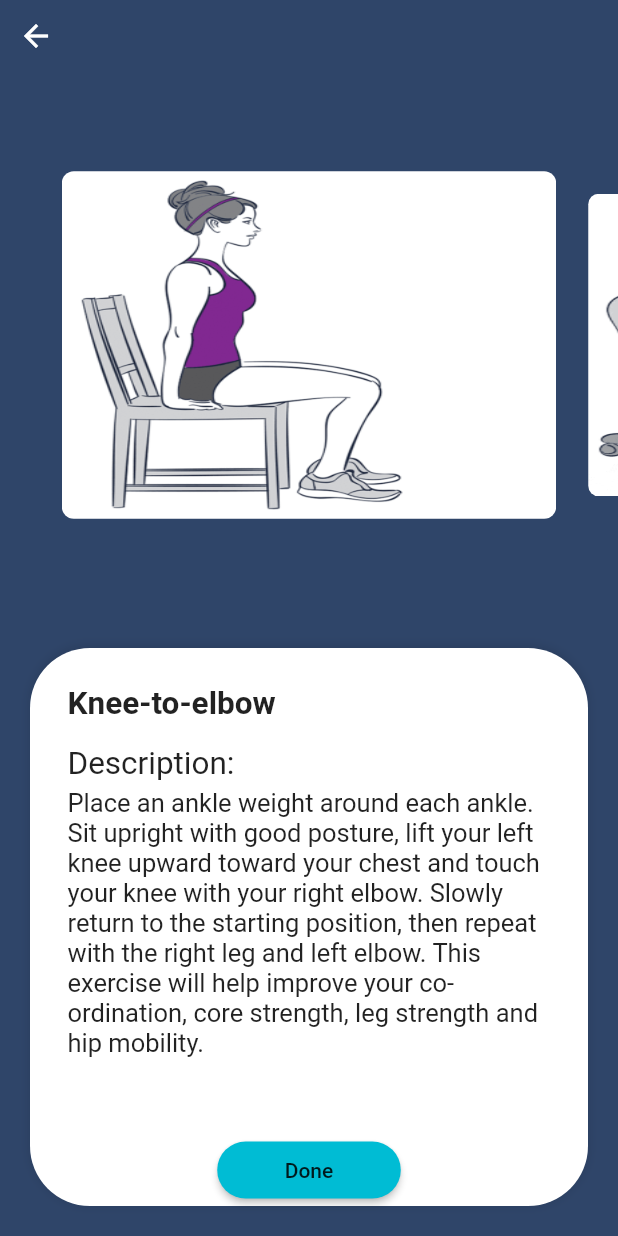
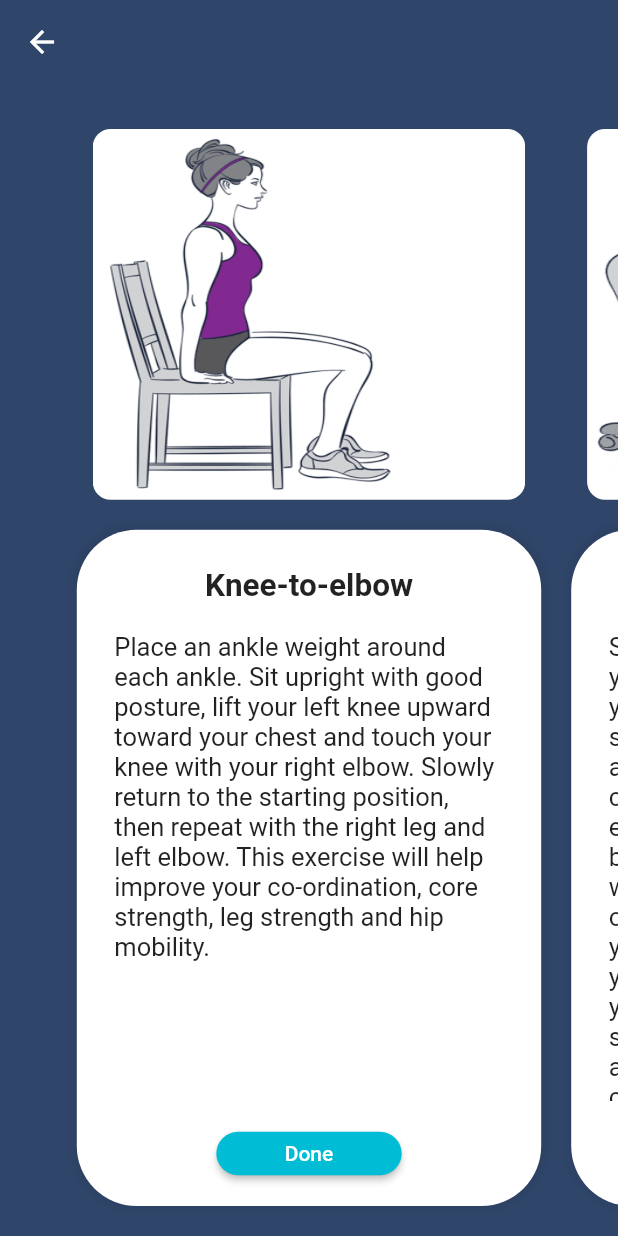
Before and after one commit to MustafaCeylan0/potodoro, a Flutter app: the screen it shows after launch, item 2 of the bottom bar chosen, on a phone screen of 412 x 824 dp. Run offline on Flutter 3.47's test engine with Material 2 defaults, Android fonts, the light colour scheme and no system bars; drawn by our look-alikes of carousel_slider; our stand-ins replace flutter_riverpod, just_audio, sqflite; accounts and stored records are empty.

Commit message:
Exercise page has been refactored and redesigned.

```diff
--- a/lib/exercise.dart
+++ b/lib/exercise.dart
@@ -24,7 +24,7 @@ final List<String> nameList = [
 ];
 final List<String> descList = [
   "Place an ankle weight around each ankle. Sit upright with good posture, lift your left knee upward toward your chest and touch your knee with your right elbow. Slowly return to the starting position, then repeat with the right leg and left elbow. This exercise will help improve your co-ordination, core strength, leg strength and hip mobility.",
-  "Sit on the edge of your chair with your arms by your sides. Extend your right leg out straight and flex your foot so that just the right heel is on the floor (keeping your foot flexed engages the muscles in the shins and ankle). Lift your leg up as high as you can without rounding your back. Hold for 3 counts then lower. Repeat with the other leg. Work up to 3 sets of 10 reps on each leg.",
+  "Sit on the edge of your chair with your arms by your sthe edge of your chair with your arms by your sthe edge of your chair with your arms by your sthe edge of your chair with your arms by your sthe edge of your chair with your arms by your sthe edge of your chair with your arms by your sthe edge of your chair with your arms by your sthe edge of your chair with your arms by your sthe edge of your chair with your arms by your sthe edge of your chair with your arms by your sthe edge of your chair with your arms by your sthe edge of your chair with your arms by your sthe edge of your chair with your arms by your sides. Extend your right leg out straight and flex your foot so that just the right heel is on the floor (keeping your foot flexed engages the muscles in the shins and ankle). Lift your leg up as high as you can without rounding your back. Hold for 3 counts then lower. Repeat with the other leg. Work up to 3 sets of 10 reps on each leg.",
   "",
 ];
 List<Map<dynamic, dynamic>> exercises_details = [
@@ -60,84 +60,71 @@ class ExercisePage extends StatefulWidget {
 }
 
 class _ExercisePageState extends State<ExercisePage> {
-  int _current = 0;
+
   @override
   Widget build(BuildContext context) {
     return SafeArea(
       child: Scaffold(
+        appBar: AppBar(
+          backgroundColor: Colors.red.withOpacity(0),
+          elevation: 0,
+        ),
         backgroundColor: buttonColor,
-        body: Column(
+        body: Center(
+          child: CarouselSlider(
+            options: CarouselOptions(height: MediaQuery.of(context).size.height,
+              enableInfiniteScroll: false,
+              autoPlay: false,),
+            items: exercises.map((i) {
+              return Builder(
+                builder: (BuildContext context) {
+                  return i;
+                },
+              );
+            }).toList(),
+          ),
+        ),
+      ),
+    );
+  }
+}
+List<Widget> exercises= [
+  ExerciseColumn(current: 0),
+  ExerciseColumn(current: 1),
+  ExerciseColumn(current: 2),
+];
+
+class ExerciseColumn extends StatelessWidget {
+  const ExerciseColumn({
+    Key? key,
+    required int current,
+  }) : _current = current, super(key: key);
+
+  final int _current;
+
+  @override
+  Widget build(BuildContext context) {
+    return Column(
+      crossAxisAlignment: CrossAxisAlignment.center,
+      mainAxisAlignment: MainAxisAlignment.center,
       children: <Widget>[
-            Expanded(
-              child: Column(
-                children: <Widget>[
-                  Row(
-                    mainAxisAlignment: MainAxisAlignment.spaceBetween,
-                    children: <Widget>[
-                      IconButton(
-                        icon: Icon(Icons.arrow_back),
-                        color: Colors.white,
-                        onPressed: () {
-                          Navigator.pop(context);
-                        },
+        Padding(
+          padding: const EdgeInsets.only(top: 30.0),
+          child: Container(
+              width: MediaQuery.of(context).size.width*0.7,
+              height: MediaQuery.of(context).size.height*0.3,
+              decoration: BoxDecoration(
+                borderRadius: BorderRadius.circular(12),
+                image: DecorationImage(
+                  fit: BoxFit.fill,
+                  image: AssetImage(imageList[_current]),
                 ),
-                    ],
+              )),
         ),
         Expanded(
-                    child: Stack(
-                      children: <Widget>[
-                        Positioned.fill(
-                          child: CarouselSlider(
-                            options: CarouselOptions(
-                                enlargeCenterPage: true,
-                                enableInfiniteScroll: false,
-                                autoPlay: false,
-                                onPageChanged: (index, other) {
-                                  setState(() {
-                                    _current = index;
-                                  });
-                                }),
-                            items: imageList
-                                .map((e) => ClipRRect(
-                                      borderRadius: BorderRadius.circular(8),
-                                      child: Stack(
-                                        fit: StackFit.expand,
-                                        children: <Widget>[
-                                          Image.asset(
-                                            e,
-                                            width: 1050,
-                                            height: 1050,
-                                            fit: BoxFit.fill,
-                                          )
-                                        ],
-                                      ),
-                                    ))
-                                .toList(),
-                          ),
-                        ),
-                        Align(
-                          alignment: Alignment.bottomRight,
-                          child: RawMaterialButton(
-                            onPressed: () {},
-                            // child: Icon(
-                            //   Icons.crop_rotate,
-                            //   color: Colors.blue,
-                            // ),
-                            // shape: CircleBorder(),
-                            // elevation: 2.0,
-                            // fillColor: Colors.white,
-                            // padding: const EdgeInsets.all(3.0),
-                          ),
-                        )
-                      ],
-                    ),
-                  )
-                ],
-              ),
-            ),
-            Expanded(
+          flex: 1,
           child: Padding(
-                padding: EdgeInsets.all(20),
+            padding: EdgeInsets.symmetric(vertical: 20,horizontal: 10),
             child: Container(
               decoration: BoxDecoration(
                 boxShadow: [
@@ -147,11 +134,8 @@ class _ExercisePageState extends State<ExercisePage> {
                     color: Colors.black12,
                   )
                 ],
-                    borderRadius: BorderRadius.only(
-                      topLeft: Radius.circular(40),
-                      topRight: Radius.circular(40),
-                      bottomLeft: Radius.circular(40),
-                      bottomRight: Radius.circular(40),
+                borderRadius: BorderRadius.all(
+                 Radius.circular(40),
                 ),
                 color: Colors.white,
               ),
@@ -161,8 +145,7 @@ class _ExercisePageState extends State<ExercisePage> {
                     child: Container(
                       padding:
                       EdgeInsets.only(top: 25, left: 25, right: 25),
-                          child: ListView(
-                            scrollDirection: Axis.vertical,
+                      child: Column(
                         children: <Widget>[
                           Text(
                             nameList[_current],
@@ -170,36 +153,40 @@ class _ExercisePageState extends State<ExercisePage> {
                                 fontSize: 21, fontWeight: FontWeight.bold),
                           ),
                           SizedBox(height: 15),
-                              Text(
-                                "Description: ",
-                                style: TextStyle(fontSize: 21),
-                              ),
+
                           SizedBox(height: 3),
-                              Text(
+                          Expanded(
+                            child: SingleChildScrollView(
+                              scrollDirection: Axis.vertical,
+                              child: Container(
+                                width: MediaQuery.of(context).size.width,
+                                child: Text(
                                   descList[_current],
                                   style: TextStyle(fontSize: 17),
+                                ),
+                              ),
+                            ),
                           )
                         ],
                       ),
                     ),
                   ),
-                      RaisedButton(
-                        padding:
-                            EdgeInsets.symmetric(horizontal: 45, vertical: 11),
-                        color: Colors.cyan,
-                        shape: RoundedRectangleBorder(
-                            borderRadius: new BorderRadius.circular(30.0)),
+                  Padding(
+                    padding: const EdgeInsets.symmetric(vertical: 11),
+                    child: ElevatedButton(
+                        style: ElevatedButton.styleFrom(primary: Colors.cyan,shape: RoundedRectangleBorder(
+                            borderRadius: new BorderRadius.circular(30.0)),minimumSize: Size(MediaQuery.of(context).size.width*0.3, MediaQuery.of(context).size.width*0.07)),
                       onPressed: () {},
                       child: Text("Done"),
+                    ),
                   )
                 ],
               ),
             ),
           ),
         ),
+
       ],
-        ),
-      ),
     );
   }
 }
```
Also changed, not shown: pubspec.lock, 2 other files. Lines whose indentation alone changed are shown as unchanged.
